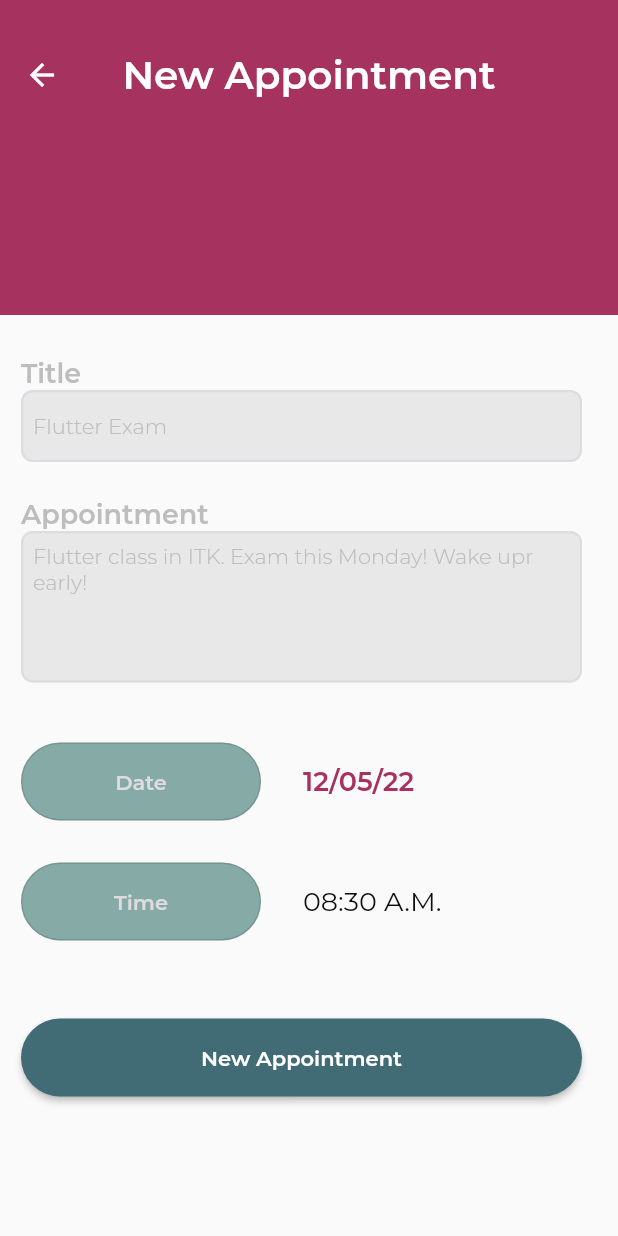
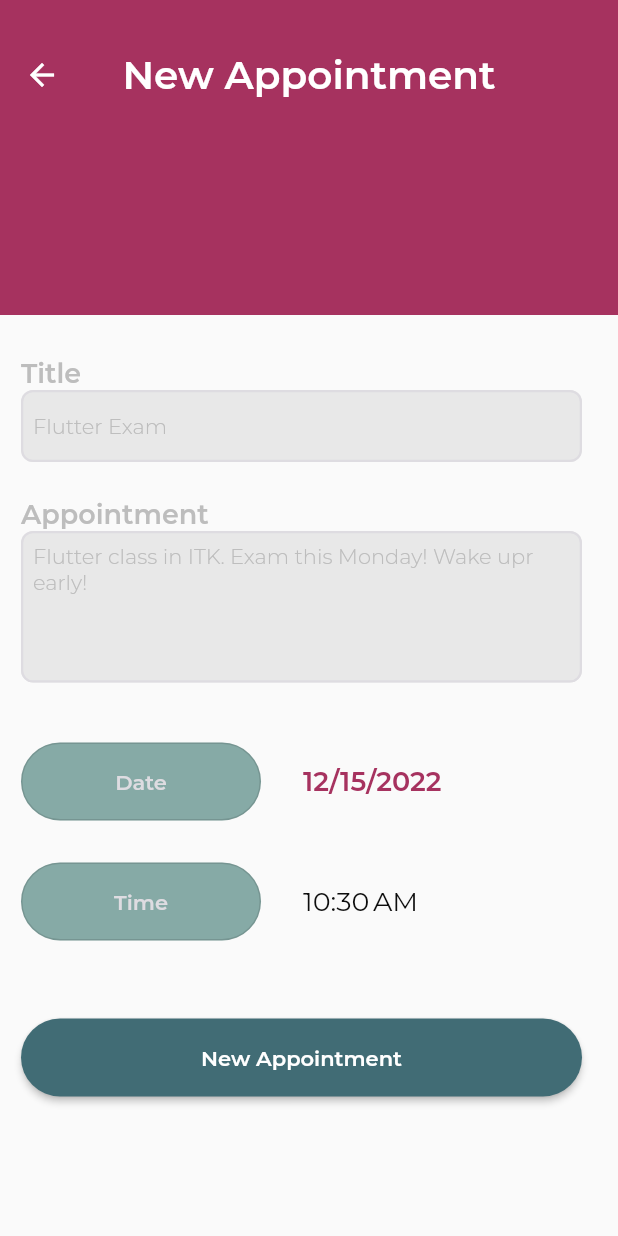
Before and after one commit to FranzRivas-Ksquare/appointment_app, a Flutter app: the screen it shows after launch, after a tap on the "add" icon, on a phone screen of 412 x 824 dp. Run offline on Flutter 3.47's test engine with Material 2 defaults, Android fonts, the phone set to English and light mode, and no system bars; our stand-ins replace sqflite; accounts and stored records are empty; network calls fail.

Commit message:
pickers & snackBars

```diff
--- a/lib/resources/color_manager.dart
+++ b/lib/resources/color_manager.dart
@@ -19,7 +19,8 @@ class ColorManager {
   static Color error = HexColor.fromHex("#FB2576");
   static Color fadeOpacity70 = HexColor.fromHex("#B30d0d0d");
 
-  static Color titles = HexColor.fromHex("#FFFFFF");
+  static Color snackPicker = HexColor.fromHex("#FFFFFF");
+  static Color snackBorder = HexColor.fromHex("#000000");
 }
 
 extension HexColor on Color {
--- a/lib/resources/theme.dart
+++ b/lib/resources/theme.dart
@@ -54,7 +54,7 @@ ThemeData getApplicationTheme() {
           toolbarHeight: AppSize.s100,
           //shadowColor: ColorManager.fadeOpacity70,
           titleTextStyle: getSemiBoldStyle(
-              color: ColorManager.titles,
+              color: ColorManager.textWhite,
               fontFamily: FontConstants.fontPrimary,
               fontSize: FontSize.s28)),
       // Button theme
@@ -93,7 +93,7 @@ ThemeData getApplicationTheme() {
       outlinedButtonTheme: OutlinedButtonThemeData(
           style: ElevatedButton.styleFrom(
         textStyle: getSemiBoldStyle(
-            color: ColorManager.titles,
+            color: ColorManager.textWhite,
             fontFamily: FontConstants.fontPrimary,
             fontSize: FontSize.s14),
         backgroundColor: ColorManager.lightGreen,
@@ -120,7 +120,7 @@ ThemeData getApplicationTheme() {
           headline4: getRegularStyle(
               color: ColorManager.darkGreen,
               fontFamily: FontConstants.fontPrimary,
-              fontSize: FontSize.s14),  // TODO: Headline4
+              fontSize: FontSize.s14), // TODO: Headline4
           headline5: getSemiBoldStyle(
               color: ColorManager.textColor,
               fontFamily: FontConstants.fontPrimary,
@@ -129,11 +129,13 @@ ThemeData getApplicationTheme() {
               color: ColorManager.textWhite,
               fontFamily: FontConstants.fontPrimary,
               fontSize: FontSize.s16),
-          subtitle1: getLightStyle( // TODO:
+          subtitle1: getLightStyle(
+              // TODO:
               color: ColorManager.textFieldText,
               fontFamily: FontConstants.fontPrimary,
               fontSize: FontSize.s14),
-          subtitle2: getSemiBoldStyle( // TODO:
+          subtitle2: getSemiBoldStyle(
+              // TODO:
               color: ColorManager.textColor,
               fontFamily: FontConstants.fontPrimary,
               fontSize: FontSize.s17),
@@ -141,13 +143,34 @@ ThemeData getApplicationTheme() {
               color: ColorManager.textColor,
               fontFamily: FontConstants.fontPrimary,
               fontSize: FontSize.s14),
-          bodyText2: getMediumStyle( // TODO:
+          bodyText2: getMediumStyle(
+              // TODO:
               color: ColorManager.textColor,
               fontFamily: FontConstants.fontPrimary,
               fontSize: FontSize.s16),
-          caption: getRegularStyle( // TODO:
+          caption: getRegularStyle(
+              // TODO: Alert Text
               color: ColorManager.auxiliary,
-              fontFamily: FontConstants.fontPrimary)),
+              fontFamily: FontConstants.fontPrimary,
+              fontSize: FontSize.s14)),
+
+      //SnackBar
+      snackBarTheme: SnackBarThemeData(
+        backgroundColor: ColorManager.darkPink,
+        elevation: ElementElevation.e2,
+        contentTextStyle: getSemiBoldStyle(
+            color: ColorManager.textWhite,
+            fontFamily: FontConstants.fontPrimary,
+            fontSize: FontSize.s16),
+        shape: RoundedRectangleBorder(
+            side:
+                BorderSide(color: ColorManager.snackBorder, width: AppSize.s1),
+            borderRadius: const BorderRadius.vertical(
+              top: Radius.circular(ElementRatio.r20),
+              bottom: Radius.circular(ElementRatio.r0),
+            )),
+        behavior: SnackBarBehavior.fixed,
+      ),
 
       // input decoration theme (text form field)
       inputDecorationTheme: InputDecorationTheme(
--- a/lib/views/new_appointment.dart
+++ b/lib/views/new_appointment.dart
@@ -1,4 +1,5 @@
 import 'package:flutter/material.dart';
+import 'package:intl/intl.dart';
 
 import '../resources/color_manager.dart';
 import '../resources/string_manager.dart';
@@ -17,23 +18,32 @@ class _NewAppointmentState extends State<NewAppointment> {
   final TextEditingController _titleCtrl = TextEditingController();
   final TextEditingController _descrCtrl = TextEditingController();
 
+  String dateNow = DateFormat('yMd').format(DateTime.now());
+  String timeNow = DateFormat('jm').format(DateTime.now());
+
   @override
   Widget build(BuildContext context) {
-
-    void _showDatePicker() {
-      showDatePicker(
+    Future<void> _showDatePicker() async {
+      DateTime? newDate = await showDatePicker(
           context: context,
           initialDate: DateTime.now(),
           firstDate: DateTime(2022),
-          lastDate: DateTime(2027)
-      );
+          lastDate: DateTime(2027));
+
+      if (newDate == null) return;
+      setState(() {
+        dateNow = DateFormat('yMd').format(newDate);
+      });
     }
 
-    void _showTimePicker() {
-      showTimePicker(
-          context: context,
-          initialTime: TimeOfDay.now()
-      );
+    Future<void> _showTimePicker() async {
+      TimeOfDay? newTime =
+          await showTimePicker(context: context, initialTime: TimeOfDay.now());
+
+      if (newTime == null) return;
+      setState(() {
+        timeNow = newTime.format(context).toString();
+      });
     }
 
     _titleCtrl.text = 'Flutter Exam';
@@ -44,7 +54,8 @@ class _NewAppointmentState extends State<NewAppointment> {
           resizeToAvoidBottomInset: false,
           appBar: AppBar(
             flexibleSpace: Container(),
-            title: Text(AppString.newAppoint, style: Theme.of(context).textTheme.headline2),
+            title: Text(AppString.newAppoint,
+                style: Theme.of(context).textTheme.headline2),
           ),
           body: Column(
             children: <Widget>[
@@ -93,12 +104,13 @@ class _NewAppointmentState extends State<NewAppointment> {
                     Row(
                       children: <Widget>[
                         OutlinedButton(
-                            onPressed: _showDatePicker, child: Text(AppString.date)),
+                            onPressed: _showDatePicker,
+                            child: Text(AppString.date)),
                         SizedBox(
                           width: AppSize.s28,
                         ),
                         Text(
-                          '12/05/22',
+                          dateNow,
                           style: CustomTextStyle.appointmentDate,
                         )
                       ],
@@ -109,17 +121,21 @@ class _NewAppointmentState extends State<NewAppointment> {
                     Row(
                       children: <Widget>[
                         OutlinedButton(
-                            onPressed: _showTimePicker, child: Text(AppString.time)),
+                            onPressed: _showTimePicker,
+                            child: Text(AppString.time)),
                         SizedBox(
                           width: AppSize.s28,
                         ),
-                        Text('08:30 A.M.',
-                            style: CustomTextStyle.appointmentTime)
+                        Text(timeNow, style: CustomTextStyle.appointmentTime)
                       ],
                     ),
                     SizedBox(height: AppSize.s52),
                     ElevatedButton(
-                        onPressed: () {}, child: Text(AppString.newAppoint)),
+                        onPressed: () {
+                          print(dateNow);
+                          print(timeNow);
+                        },
+                        child: Text(AppString.newAppoint)),
                   ],
                 ),
               )
--- a/pubspec.yaml
+++ b/pubspec.yaml
@@ -15,6 +15,7 @@ dependencies:
   cupertino_icons: ^1.0.2
   path_provider: ^2.0.11
   sqflite: ^2.2.2
+  intl: ^0.17.0
 
 dev_dependencies:
   flutter_test:
```
Also changed, not shown: lib/custom_widgets/alert_manager.dart (added, +164 -0 lines), lib/resources/values_manager.dart (+10 -0 lines), pubspec.lock.
